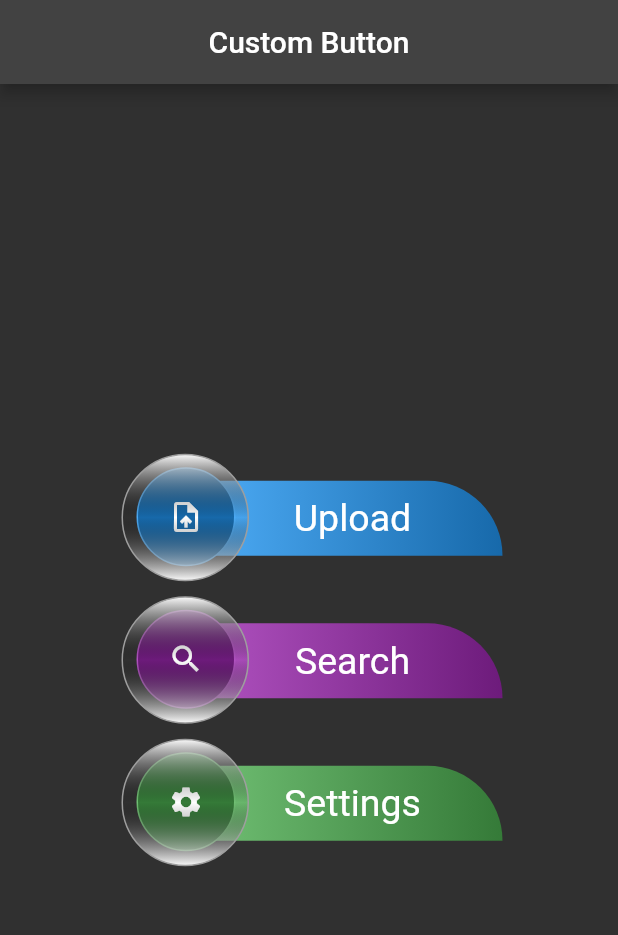
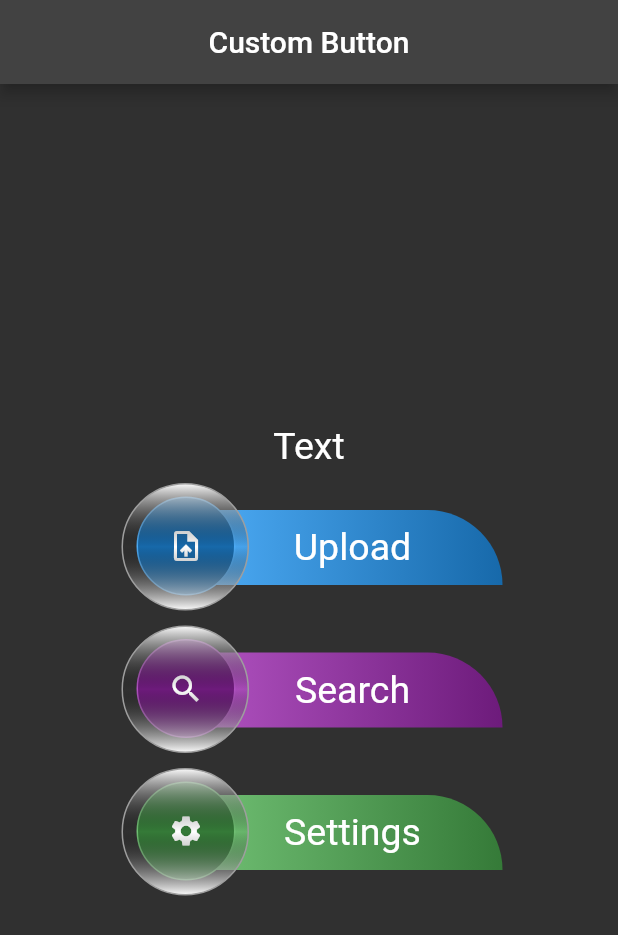
Before and after one commit to DoomHopes/custom_button, a Flutter app: the screen it shows after launch, on a phone screen of 412 x 824 dp. Shown: the top 935 px of the screen. Run offline on Flutter 3.47's test engine with Material 2 defaults, Android fonts, the phone set to English and light mode, and no system bars.

Commit message:
some change

```diff
--- a/lib/custom_button.dart
+++ b/lib/custom_button.dart
@@ -4,12 +4,14 @@ class CustomButton extends StatelessWidget {
   final String text;
   final Icon icon;
   final Color color;
+  final Function onTap;
 
   const CustomButton({
     Key? key,
     required this.text,
     required this.icon,
     required this.color,
+    required this.onTap,
   }) : super(key: key);
 
   Color darken(Color c, [int percent = 30]) {
@@ -31,7 +33,11 @@ class CustomButton extends StatelessWidget {
 
   @override
   Widget build(BuildContext context) {
-    return SizedBox(
+    return GestureDetector(
+      onTap: () {
+        onTap();
+      },
+      child: SizedBox(
         width: 260,
         height: 85,
         child: Stack(
@@ -97,6 +103,7 @@ class CustomButton extends StatelessWidget {
             ),
           ],
         ),
+      ),
     );
   }
 }
--- a/lib/main.dart
+++ b/lib/main.dart
@@ -6,8 +6,15 @@ void main() {
   runApp(const MyApp());
 }
 
-class MyApp extends StatelessWidget {
+class MyApp extends StatefulWidget {
   const MyApp({Key? key}) : super(key: key);
+
+  @override
+  State<MyApp> createState() => _MyAppState();
+}
+
+class _MyAppState extends State<MyApp> {
+  String text = 'Text';
 
   @override
   Widget build(BuildContext context) {
@@ -22,27 +29,51 @@ class MyApp extends StatelessWidget {
           body: Center(
             child: Column(
               mainAxisAlignment: MainAxisAlignment.center,
-              children: const <Widget>[
+              children: <Widget>[
+                Text(
+                  text,
+                  style: const TextStyle(
+                    fontSize: 25,
+                  ),
+                ),
+                const SizedBox(
+                  height: 10,
+                ),
                 CustomButton(
                   text: 'Upload',
-                  icon: Icon(Icons.upload_file),
+                  icon: const Icon(Icons.upload_file),
                   color: Colors.blue,
+                  onTap: () {
+                    setState(() {
+                      text = 'Upload';
+                    });
+                  },
                 ),
-                SizedBox(
+                const SizedBox(
                   height: 10,
                 ),
                 CustomButton(
                   text: 'Search',
-                  icon: Icon(Icons.search),
+                  icon: const Icon(Icons.search),
                   color: Colors.purple,
+                  onTap: () {
+                    setState(() {
+                      text = 'Search';
+                    });
+                  },
                 ),
-                SizedBox(
+                const SizedBox(
                   height: 10,
                 ),
                 CustomButton(
                   text: 'Settings',
-                  icon: Icon(Icons.settings),
+                  icon: const Icon(Icons.settings),
                   color: Colors.green,
+                  onTap: () {
+                    setState(() {
+                      text = 'Settings';
+                    });
+                  },
                 ),
               ],
             ),
```
Lines whose indentation alone changed are shown as unchanged.
